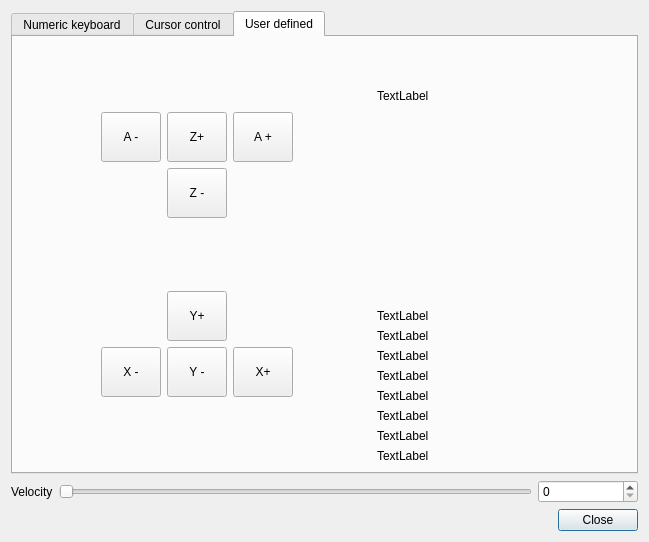
Above: sources/forms/ManualControl.ui from eduard-x/cnc-qt before the change. Below: the same form after it.
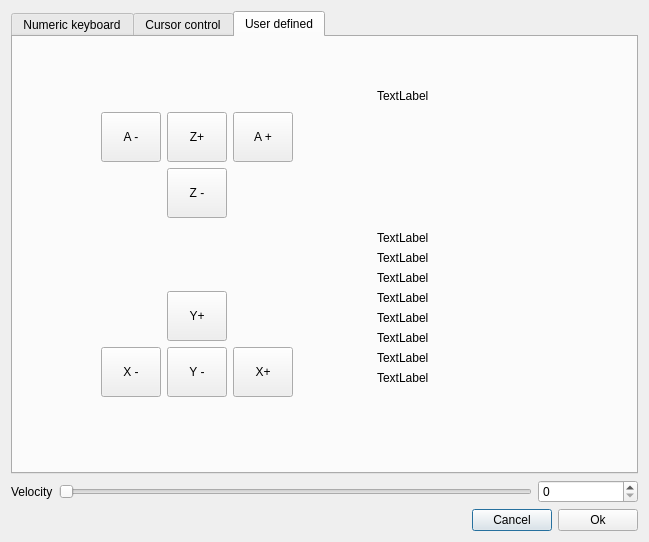
That is the form after the change.

```diff
--- a/sources/forms/ManualControl.ui
+++ b/sources/forms/ManualControl.ui
@@ -110,7 +110,14 @@
        <item>
         <widget class="QPushButton" name="pushButton">
          <property name="text">
-          <string>Close</string>
+          <string>Cancel</string>
+         </property>
+        </widget>
+       </item>
+       <item>
+        <widget class="QPushButton" name="pushButtonOk">
+         <property name="text">
+          <string>Ok</string>
          </property>
         </widget>
        </item>
@@ -1091,6 +1098,19 @@
            </property>
           </widget>
          </item>
+         <item row="10" column="0">
+          <spacer name="verticalSpacer_10">
+           <property name="orientation">
+            <enum>Qt::Vertical</enum>
+           </property>
+           <property name="sizeHint" stdset="0">
+            <size>
+             <width>20</width>
+             <height>40</height>
+            </size>
+           </property>
+          </spacer>
+         </item>
         </layout>
        </item>
       </layout>
```
Left out of the diff: 4 changed lines with no effect on the pictures.
